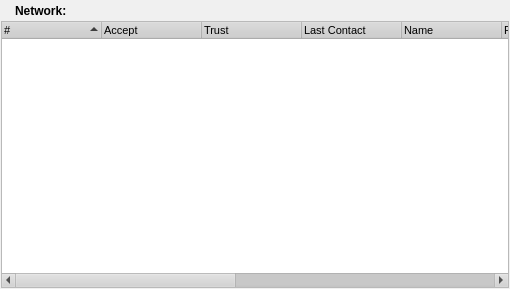
Before: the Qt Designer form retroshare-gui/src/gui/ConnectionsDialog.ui in RetroShare/RetroShare, drawn with Qt 5.
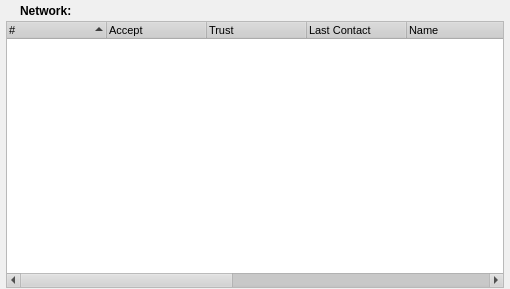
After: the same form once the commit is applied. Icons and pictures are not drawn.

Patch:
```diff
--- a/retroshare-gui/src/gui/ConnectionsDialog.ui
+++ b/retroshare-gui/src/gui/ConnectionsDialog.ui
@@ -10,9 +10,7 @@
    </rect>
   </property>
   <property name="sizePolicy" >
-   <sizepolicy>
-    <hsizetype>7</hsizetype>
-    <vsizetype>7</vsizetype>
+   <sizepolicy vsizetype="Expanding" hsizetype="Expanding" >
     <horstretch>0</horstretch>
     <verstretch>0</verstretch>
    </sizepolicy>
@@ -504,10 +502,22 @@
    <enum>Qt::NoContextMenu</enum>
   </property>
   <layout class="QGridLayout" >
-   <property name="margin" >
+   <property name="leftMargin" >
+    <number>6</number>
+   </property>
+   <property name="topMargin" >
     <number>1</number>
    </property>
-   <property name="spacing" >
+   <property name="rightMargin" >
+    <number>6</number>
+   </property>
+   <property name="bottomMargin" >
+    <number>1</number>
+   </property>
+   <property name="horizontalSpacing" >
+    <number>1</number>
+   </property>
+   <property name="verticalSpacing" >
     <number>1</number>
    </property>
    <item row="0" column="0" >
@@ -515,7 +525,19 @@
      <property name="margin" >
       <number>0</number>
      </property>
-     <property name="spacing" >
+     <property name="topMargin" >
+      <number>0</number>
+     </property>
+     <property name="rightMargin" >
+      <number>0</number>
+     </property>
+     <property name="bottomMargin" >
+      <number>0</number>
+     </property>
+     <property name="horizontalSpacing" >
+      <number>0</number>
+     </property>
+     <property name="verticalSpacing" >
       <number>0</number>
      </property>
      <item row="0" column="0" >
@@ -523,7 +545,19 @@
        <property name="margin" >
         <number>0</number>
        </property>
-       <property name="spacing" >
+       <property name="topMargin" >
+        <number>0</number>
+       </property>
+       <property name="rightMargin" >
+        <number>0</number>
+       </property>
+       <property name="bottomMargin" >
+        <number>0</number>
+       </property>
+       <property name="horizontalSpacing" >
+        <number>6</number>
+       </property>
+       <property name="verticalSpacing" >
         <number>6</number>
        </property>
        <item row="0" column="0" >
@@ -564,9 +598,7 @@
      <item row="1" column="0" >
       <widget class="QTreeWidget" name="connecttreeWidget" >
        <property name="sizePolicy" >
-        <sizepolicy>
-         <hsizetype>7</hsizetype>
-         <vsizetype>7</vsizetype>
+        <sizepolicy vsizetype="Expanding" hsizetype="Expanding" >
          <horstretch>0</horstretch>
          <verstretch>0</verstretch>
         </sizepolicy>
```
Left out of the diff: 4 changed lines with no effect on the pictures.
